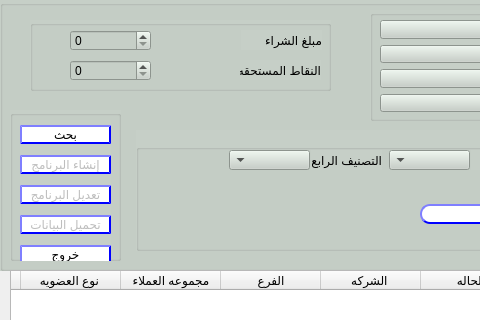
The window that presentation/loyalty_ui/createModifyLoyalityProg.ui (shymaa123456/HyperPOS2020) describes before a commit, drawn with Qt 5; both pictures show x 0 to 480 and y 0 to 320 of the 1028 by 560 pixel window.
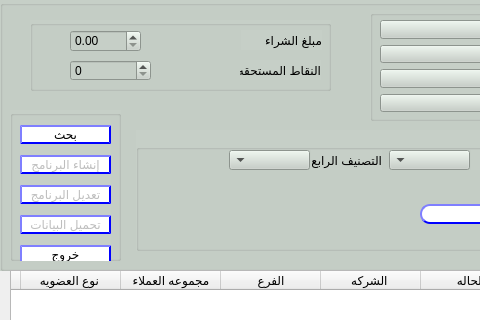
The same window after the commit.

Commit message: finalize loyality comments

Diff of the .ui file:
```diff
--- a/presentation/loyalty_ui/createModifyLoyalityProg.ui
+++ b/presentation/loyalty_ui/createModifyLoyalityProg.ui
@@ -647,22 +647,6 @@
       <string>النقاط المستحقه</string>
      </property>
     </widget>
-    <widget class="QSpinBox" name="Qline_purchAmount">
-     <property name="geometry">
-      <rect>
-       <x>40</x>
-       <y>10</y>
-       <width>81</width>
-       <height>21</height>
-      </rect>
-     </property>
-     <property name="maximum">
-      <number>999999</number>
-     </property>
-     <property name="singleStep">
-      <number>3</number>
-     </property>
-    </widget>
     <widget class="QSpinBox" name="Qline_points">
      <property name="geometry">
       <rect>
@@ -676,6 +660,22 @@
       <number>99999</number>
      </property>
     </widget>
+    <widget class="QDoubleSpinBox" name="Qline_purchAmount">
+     <property name="geometry">
+      <rect>
+       <x>40</x>
+       <y>10</y>
+       <width>71</width>
+       <height>22</height>
+      </rect>
+     </property>
+     <property name="decimals">
+      <number>2</number>
+     </property>
+     <property name="maximum">
+      <double>99999.990000000005239</double>
+     </property>
+    </widget>
    </widget>
    <widget class="QGroupBox" name="groupBox_7">
     <property name="geometry">
```
The commit also changes 6 other files.
